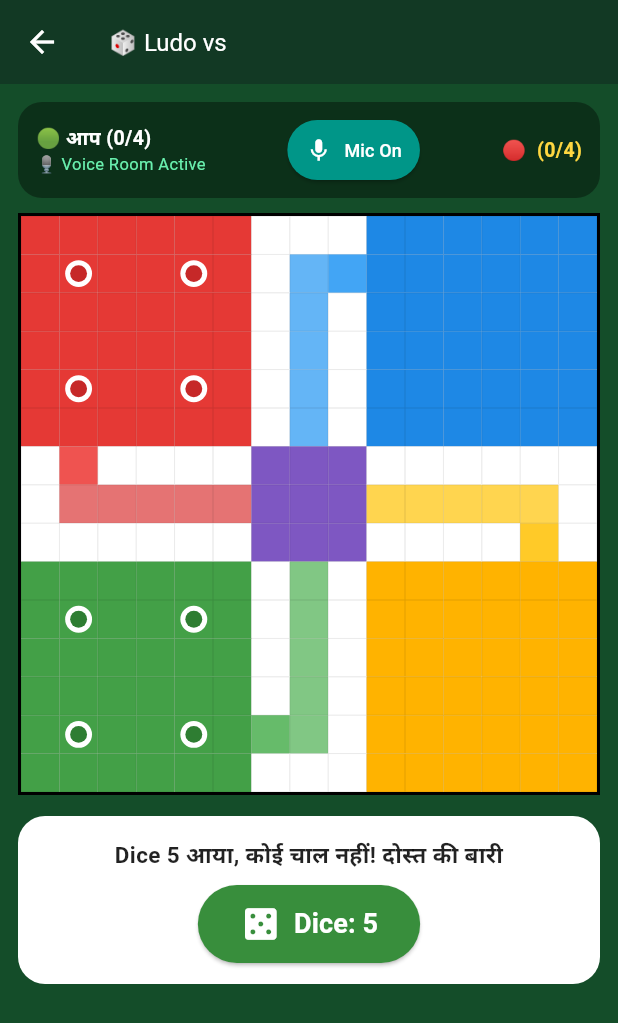
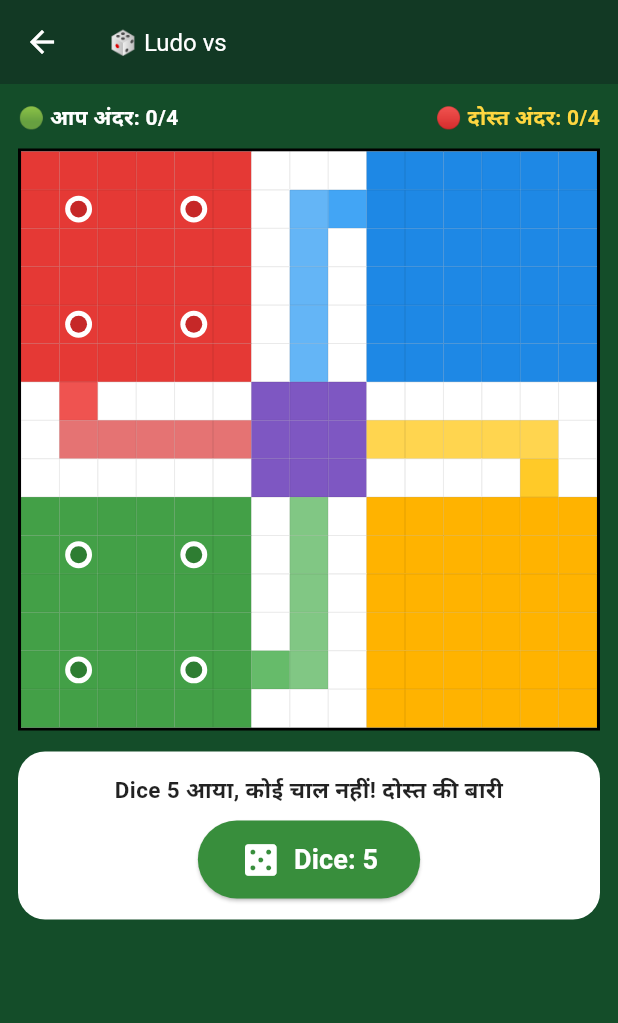
Before and after one commit to saruparam945-sudo/dost_chat, a Flutter app: the LudoGamePage screen opened directly with empty values, after a tap on an icon or button, on a phone screen of 412 x 824 dp. Shown: the top 1023 px of the screen. Run offline on Flutter 3.47's test engine with Material 3 defaults, Android fonts, the phone set to English and light mode, and no system bars; our stand-ins replace image_picker, permission_handler, shared_preferences, webview_flutter; missing offline and left inert: webview_flutter_android; accounts and stored records are empty.

Commit message:
Update ludo.dart

```diff
--- a/lib/ludo.dart
+++ b/lib/ludo.dart
@@ -2,8 +2,7 @@ import 'dart:async';
 import 'dart:convert';
 import 'dart:math';
 import 'package:flutter/material.dart';
-import 'package:flutter_webrtc/flutter_webrtc.dart';
-import 'package:http/http.dart' as http;
+
 import 'package:permission_handler/permission_handler.dart';
 
 const String ludoBaseUrl = 'https://firestore' + '.' + 'googleapis' + '.' + 'com/v1/projects/dostchat-e903a/databases/(default)/documents';
@@ -24,11 +23,7 @@ class _LudoGamePageState extends State<LudoGamePage> {
   String statusMsg = 'आपकी बारी! Dice दबाएं';
   Timer? pollTimer;
 
-  RTCPeerConnection? _voicePc;
-  MediaStream? _voiceStream;
-  bool voiceMuted = false;
-  bool voiceConnected = false;
-  final Set<String> _voiceIceSet = {};
+
 
   static const List<List<int>> mainPath = [
     [13,6],[12,6],[11,6],[10,6],[9,6],
@@ -56,14 +51,14 @@ class _LudoGamePageState extends State<LudoGamePage> {
   void initState() {
     super.initState();
     _syncState(initial: true);
-    _startLudoVoice();
+
     pollTimer = Timer.periodic(const Duration(seconds: 2), (_) => _syncState());
   }
 
   @override
   void dispose() {
     pollTimer?.cancel();
-    _stopLudoVoice();
+
     super.dispose();
   }
 
@@ -184,73 +179,6 @@ class _LudoGamePageState extends State<LudoGamePage> {
     });
     _pushState(extraTurn ? widget.myId : 'FRIEND');
   }
-    Future<void> _startLudoVoice() async {
-    try {
-      await [Permission.microphone].request();
-      _voiceStream = await navigator.mediaDevices.getUserMedia({'audio': true, 'video': false});
-      _voicePc = await createPeerConnection({
-        'iceServers': [
-          {'urls': 'stun:stun' + '.' + 'l' + '.' + 'google' + '.' + 'com:19302'},
-        ]
-      });
-      _voiceStream!.getTracks().forEach((t) => _voicePc!.addTrack(t, _voiceStream!));
-      _voicePc!.onConnectionState = (s) {
-        if (s == RTCPeerConnectionState.RTCPeerConnectionStateConnected && mounted) {
-          setState(() => voiceConnected = true);
-        }
-      };
-      _voicePc!.onIceCandidate = (c) async {
-        if (c.candidate != null) {
-          http.post(Uri.parse(ludoBaseUrl + '/lv_ice_' + widget.room), headers: {'Content-Type': 'application/json'}, body: json.encode({'fields': {'from': {'stringValue': widget.myId}, 'data': {'stringValue': json.encode(c.toMap())}}}));
-        }
-      };
-      final vUrl = Uri.parse(ludoBaseUrl + '/lv_' + widget.room + '/sig');
-      final res = await http.get(vUrl);
-      if (res.statusCode == 200 && json.decode(res.body)['fields']?['offer'] != null && json.decode(res.body)['fields']?['from']?['stringValue'] != widget.myId && json.decode(res.body)['fields']?['answer'] == null) {
-        final f = json.decode(res.body)['fields'];
-        final off = json.decode(f['offer']['stringValue']);
-        await _voicePc!.setRemoteDescription(RTCSessionDescription(off['sdp'], off['type']));
-        final ans = await _voicePc!.createAnswer();
-        await _voicePc!.setLocalDescription(ans);
-        await http.patch(vUrl, headers: {'Content-Type': 'application/json'}, body: json.encode({'fields': {'from': {'stringValue': f['from']['stringValue']}, 'offer': {'stringValue': f['offer']['stringValue']}, 'answer': {'stringValue': json.encode(ans.toMap())}}}));
-      } else {
-        final off = await _voicePc!.createOffer();
-        await _voicePc!.setLocalDescription(off);
-        await http.patch(vUrl, headers: {'Content-Type': 'application/json'}, body: json.encode({'fields': {'from': {'stringValue': widget.myId}, 'offer': {'stringValue': json.encode(off.toMap())}}}));
-      }
-      Timer.periodic(const Duration(seconds: 2), (t) async {
-        if (!mounted || _voicePc == null) { t.cancel(); return; }
-        try {
-          final r = await http.get(vUrl);
-          if (r.statusCode == 200) {
-            final f = json.decode(r.body)['fields'];
-            if (f != null && f['answer'] != null && f['from']?['stringValue'] == widget.myId && await _voicePc!.getRemoteDescription() == null) {
-              final ans = json.decode(f['answer']['stringValue']);
-              await _voicePc!.setRemoteDescription(RTCSessionDescription(ans['sdp'], ans['type']));
-            }
-          }
-          final ir = await http.get(Uri.parse(ludoBaseUrl + '/lv_ice_' + widget.room));
-          if (ir.statusCode == 200 && await _voicePc!.getRemoteDescription() != null) {
-            for (var d in (json.decode(ir.body)['documents'] as List? ?? [])) {
-              if (!_voiceIceSet.contains(d['name']) && d['fields']?['from']?['stringValue'] != widget.myId) {
-                _voiceIceSet.add(d['name']);
-                final cm = json.decode(d['fields']['data']['stringValue']);
-                await _voicePc!.addCandidate(RTCIceCandidate(cm['candidate'].toString(), cm['sdpMid']?.toString() ?? '0', int.tryParse(cm['sdpMLineIndex'].toString()) ?? 0));
-                http.delete(Uri.parse('https://firestore' + '.' + 'googleapis' + '.' + 'com/v1/' + d['name'].toString()));
-              }
-            }
-          }
-        } catch (_) {}
-      });
-    } catch (_) {}
-  }
-
-  Future<void> _stopLudoVoice() async {
-    try { await http.delete(Uri.parse(ludoBaseUrl + '/lv_' + widget.room + '/sig')); } catch (_) {}
-    _voiceStream?.getTracks().forEach((t) => t.stop());
-    await _voicePc?.close();
-    _voicePc = null;
-  }
 
   Color _getCellColor(int r, int c) {
     if (r < 6 && c < 6) return Colors.red.shade600;
@@ -291,32 +219,14 @@ class _LudoGamePageState extends State<LudoGamePage> {
       body: ListView(
         padding: const EdgeInsets.all(12),
         children: [
-          Container(
-            padding: const EdgeInsets.symmetric(horizontal: 12, vertical: 8),
-            decoration: BoxDecoration(color: Colors.black38, borderRadius: BorderRadius.circular(16)),
-            child: Row(
-              mainAxisAlignment: MainAxisAlignment.spaceBetween,
-              children: [
-                Column(
-                  crossAxisAlignment: CrossAxisAlignment.start,
-                  children: [
-                    Text('🟢 आप (' + myHome.toString() + '/4)', style: const TextStyle(color: Colors.white, fontWeight: FontWeight.bold, fontSize: 13)),
-                    Text(voiceConnected ? '🔊 Live Voice Connected' : '🎙️ Voice Room Active', style: const TextStyle(color: Colors.greenAccent, fontSize: 11)),
-                  ],
-                ),
-                ElevatedButton.icon(
-                  style: ElevatedButton.styleFrom(backgroundColor: voiceMuted ? Colors.red : Colors.teal, foregroundColor: Colors.white, padding: const EdgeInsets.symmetric(horizontal: 12, vertical: 6)),
-                  onPressed: () {
-                    setState(() => voiceMuted = !voiceMuted);
-                    _voiceStream?.getAudioTracks().forEach((t) => t.enabled = !voiceMuted);
-                  },
-                  icon: Icon(voiceMuted ? Icons.mic_off : Icons.mic, size: 18),
-                  label: Text(voiceMuted ? 'Muted' : 'Mic On', style: const TextStyle(fontSize: 12)),
-                ),
-                Text('🔴 ' + widget.friendName + ' (' + fHome.toString() + '/4)', style: const TextStyle(color: Colors.amberAccent, fontWeight: FontWeight.bold, fontSize: 13)),
-              ],
-            ),
+                    Row(
+            mainAxisAlignment: MainAxisAlignment.spaceBetween,
+            children: [
+              Text('🟢 आप अंदर: ' + myHome.toString() + '/4', style: const TextStyle(color: Colors.white, fontWeight: FontWeight.bold)),
+              Text('🔴 दोस्त अंदर: ' + fHome.toString() + '/4', style: const TextStyle(color: Colors.amberAccent, fontWeight: FontWeight.bold)),
+            ],
           ),
+
           const SizedBox(height: 10),
           Container(
             width: w,
```
